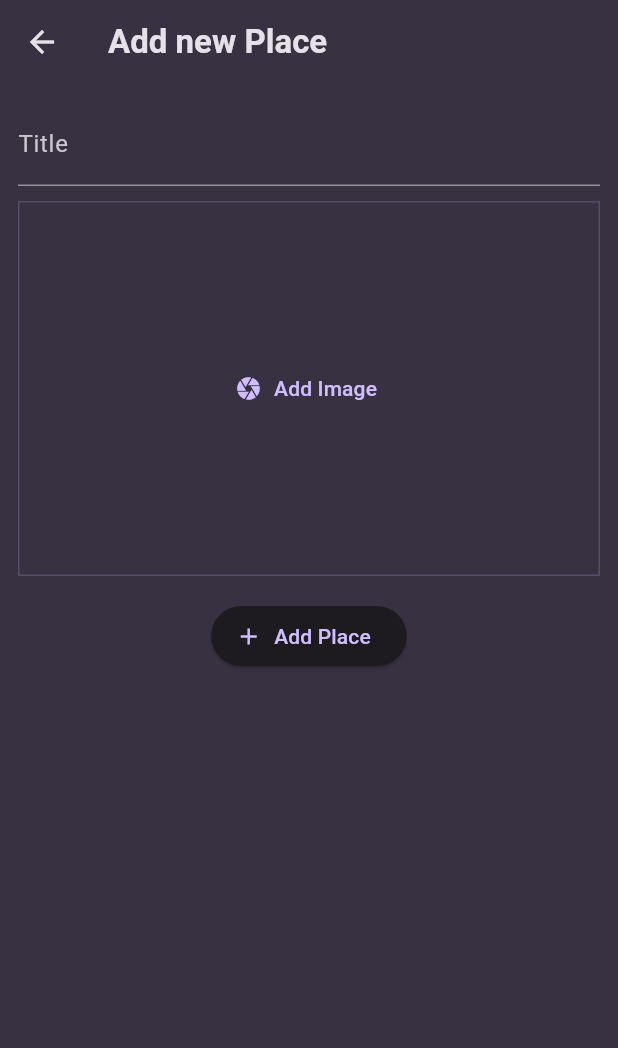
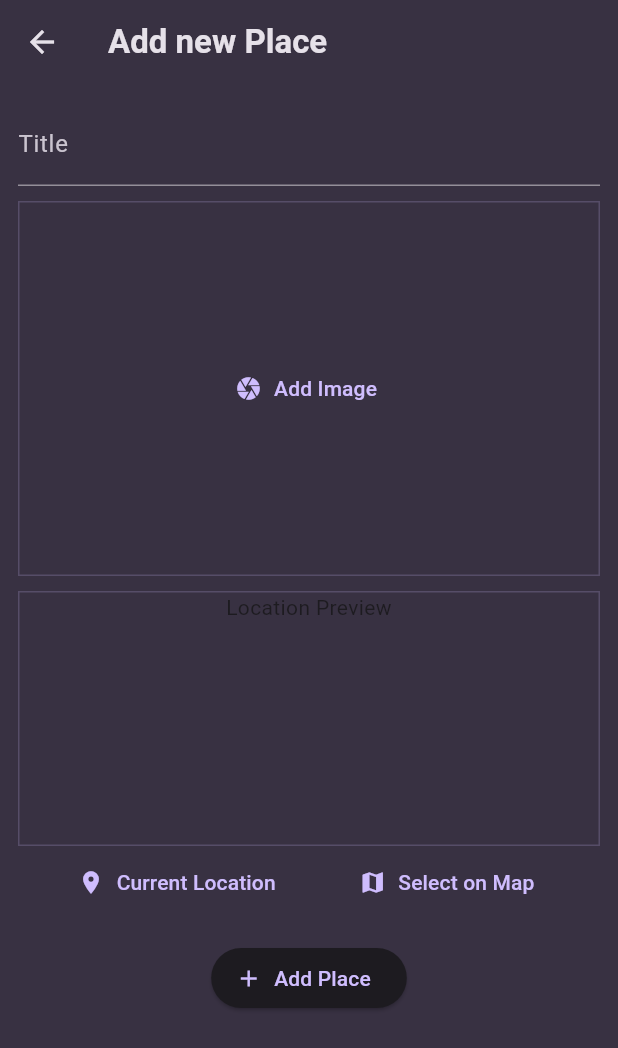
Before and after one commit to MarkMahrous/Favorite_Places, a Flutter app: the AddPlaceScreen screen opened directly, on a phone screen of 412 x 824 dp. Shown: the top 1048 px of the screen. Run offline on Flutter 3.47's test engine with Material 3 defaults, Android fonts, the phone set to English and light mode, and no system bars; our stand-ins replace flutter_riverpod, google_fonts, image_picker.

Commit message:
create loaction input widget to do the setup of adding location to the place using the added location package

```diff
--- a/lib/screens/add_place_screen.dart
+++ b/lib/screens/add_place_screen.dart
@@ -1,6 +1,7 @@
 import 'dart:io';
 
 import 'package:favorite_places/widgets/image_input.dart';
+import 'package:favorite_places/widgets/location_input.dart';
 import 'package:flutter/material.dart';
 import 'package:flutter_riverpod/flutter_riverpod.dart';
 
@@ -58,6 +59,8 @@ class _AddPlaceScreenState extends ConsumerState<AddPlaceScreen> {
             ImageImput(onPickImage: (File image) {
               _pickedImage = image;
             }),
+            const SizedBox(height: 10),
+            const LocationInput(),
             const SizedBox(height: 16),
             ElevatedButton.icon(
               onPressed: _savePlace,
--- /dev/null
+++ b/lib/widgets/location_input.dart
@@ -0,0 +1,47 @@
+import 'package:flutter/material.dart';
+
+class LocationInput extends StatefulWidget {
+  const LocationInput({super.key});
+
+  @override
+  State<LocationInput> createState() => _LocationInputState();
+}
+
+class _LocationInputState extends State<LocationInput> {
+  @override
+  Widget build(BuildContext context) {
+    return Column(
+      children: [
+        Container(
+          height: 170,
+          width: double.infinity,
+          decoration: BoxDecoration(
+            border: Border.all(
+              width: 1,
+              color: Theme.of(context).colorScheme.primary.withOpacity(0.2),
+            ),
+          ),
+          child: const Text(
+            'Location Preview',
+            textAlign: TextAlign.center,
+          ),
+        ),
+        Row(
+          mainAxisAlignment: MainAxisAlignment.spaceEvenly,
+          children: [
+            TextButton.icon(
+              onPressed: () {},
+              label: const Text("Current Location"),
+              icon: const Icon(Icons.location_on),
+            ),
+            TextButton.icon(
+              onPressed: () {},
+              label: const Text("Select on Map"),
+              icon: const Icon(Icons.map),
+            ),
+          ],
+        )
+      ],
+    );
+  }
+}
--- a/pubspec.yaml
+++ b/pubspec.yaml
@@ -40,6 +40,7 @@ dependencies:
   flutter_riverpod: ^2.5.1
   uuid: ^4.4.0
   image_picker: ^1.1.1
+  location: ^6.0.2
 
 dev_dependencies:
   flutter_test:
@@ -50,7 +51,7 @@ dev_dependencies:
   # activated in the `analysis_options.yaml` file located at the root of your
   # package. See that file for information about deactivating specific lint
   # rules and activating additional ones.
-  flutter_lints: ^3.0.0
+  flutter_lints: ^4.0.0
 
 # For information on the generic Dart part of this file, see the
 # following page: https://dart.dev/tools/pub/pubspec
```
Also changed, not shown: pubspec.lock, 2 other files.
